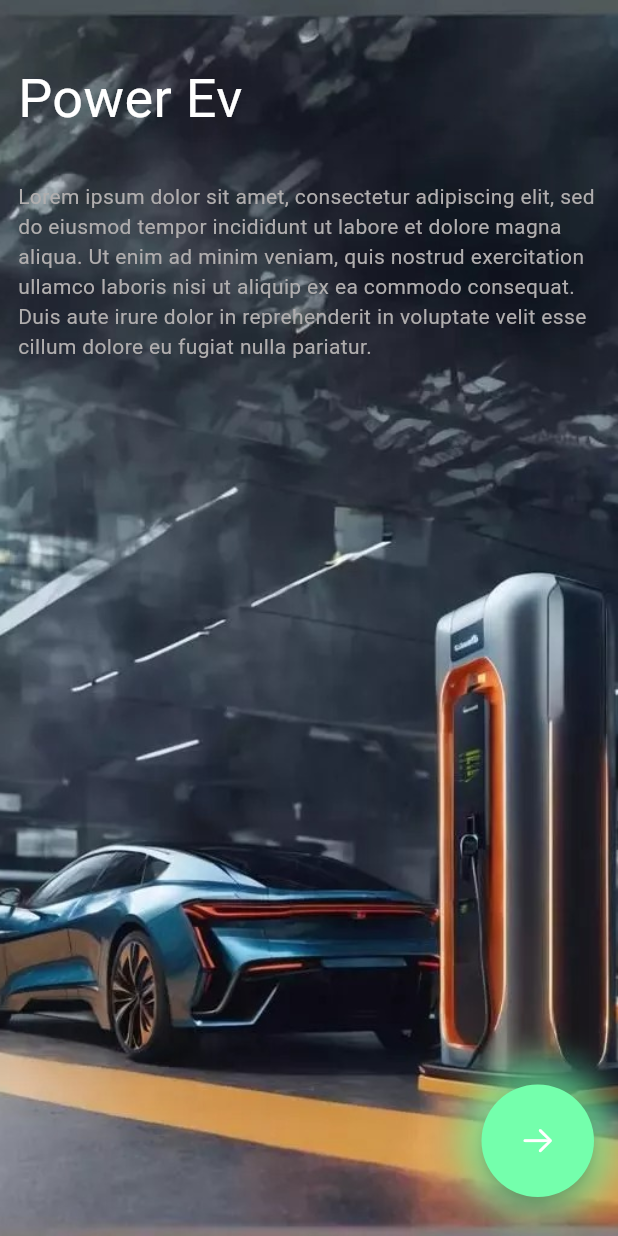
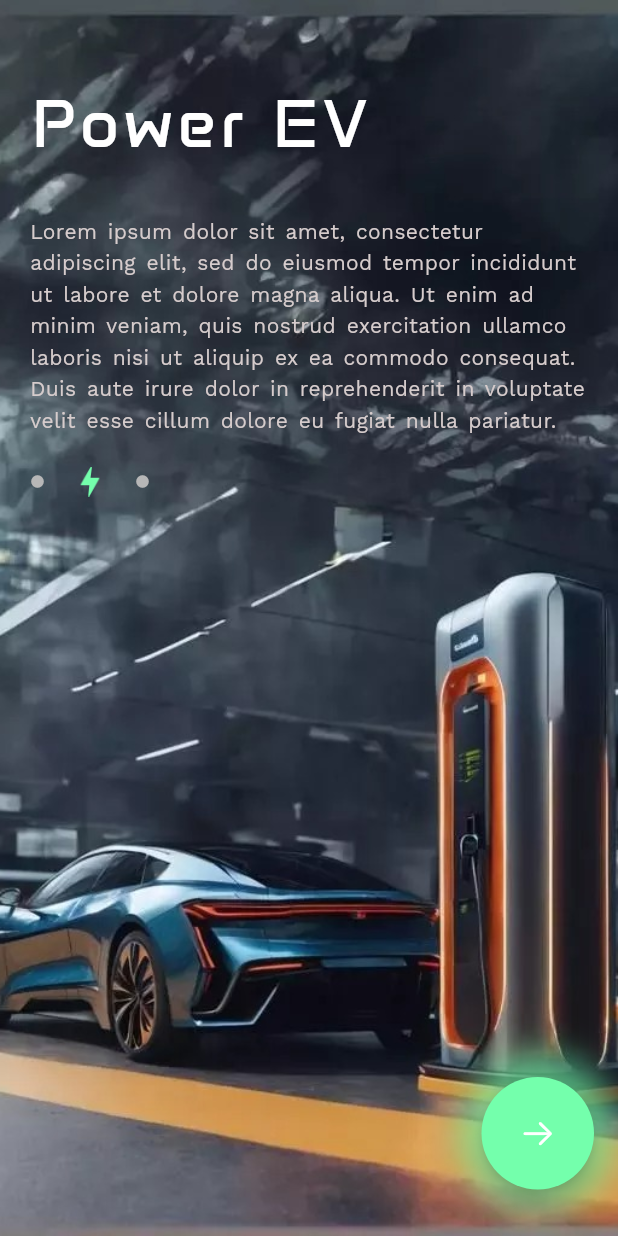
Before and after one commit to priyanshudutta04/PowerEv, a Flutter app: the screen it shows after launch, on a phone screen of 412 x 824 dp. Run offline on Flutter 3.47's test engine with Material 3 defaults, Android fonts, the light colour scheme and no system bars; our stand-ins replace velocity_x.

Commit message:
ui updates

```diff
--- a/lib/pages/get_started.dart
+++ b/lib/pages/get_started.dart
@@ -12,7 +12,7 @@ class GetStarted extends StatelessWidget {
     return  Scaffold(
 
     floatingActionButton:  Padding(
-      padding: const EdgeInsets.only(bottom: 10),
+      padding: const EdgeInsets.only(bottom: 15),
       child: Container(
         height: 75,
         width: 75,
@@ -48,30 +48,60 @@ class GetStarted extends StatelessWidget {
             crossAxisAlignment: CrossAxisAlignment.start,
             children: [
               Padding(
-                padding: const EdgeInsets.only(left: 12,top: 40,bottom: 20),
+                padding: const EdgeInsets.only(left: 20,top: 50,bottom: 20),
                 child: Container(
                   decoration: BoxDecoration(
                     color: Colors.transparent
                   ),
                   child: Text(
-                    "Power Ev",
-                    style: TextStyle(fontSize: 36, color: Colors.white,),
+                    "Power EV",
+                    style: TextStyle(fontSize: 45, color: Colors.white,fontFamily: 'Anta',letterSpacing: 3),
                   ),
                 ),
               ),
 
               Padding(
-                padding: const EdgeInsets.symmetric(horizontal: 12,vertical: 10),
+                padding: const EdgeInsets.symmetric(horizontal: 20,vertical: 10),
                 child: Container(
                   decoration: BoxDecoration(
                     color: Colors.transparent
                   ),
                   child: Text(
                     "Lorem ipsum dolor sit amet, consectetur adipiscing elit, sed do eiusmod tempor incididunt ut labore et dolore magna aliqua. Ut enim ad minim veniam, quis nostrud exercitation ullamco laboris nisi ut aliquip ex ea commodo consequat. Duis aute irure dolor in reprehenderit in voluptate velit esse cillum dolore eu fugiat nulla pariatur.",
-                    style: TextStyle(fontSize: 14, color: Color.fromARGB(255, 177, 174, 174),),
+                    style: TextStyle(
+                      fontSize: 14,
+                      color: Color.fromARGB(255, 214, 204, 204),
+                      fontFamily: 'FontMain',
+                        height: 1.5,
+                        wordSpacing: 2.0,
+                    ),
                   ),
                 ),
               ),
+
+              const SizedBox(height: 10,),
+
+              Padding(
+                padding: const EdgeInsets.symmetric(horizontal:20),
+                child: Row(children: [
+                  Container(
+                      height: 20,
+                      child: Icon(Icons.circle,size: 10,color: Color.fromARGB(255, 183, 183, 183),),
+                  ),
+                  const SizedBox(width: 20,),
+                  Container(
+                      height: 20,
+                      child: Image.asset("assets/icons/flash.png"),
+                  ),
+                  const SizedBox(width: 20,),
+                   Container(
+                      height: 20,
+                      child: Icon(Icons.circle,size: 10,color: Color.fromARGB(255, 183, 183, 183),),
+                  ),
+
+
+                ],),
+              )
 
 
             ],
--- a/lib/utils/themes.dart
+++ b/lib/utils/themes.dart
@@ -24,6 +24,7 @@ class MyThemes {
         elevation: 0.0,
         iconTheme: IconThemeData(color: Colors.deepPurple),
       )
+
     );
 
   static final darkTheme = ThemeData(
```
Also changed, not shown: pubspec.yaml (+11 -14 lines), assets/google_fonts/Anta-Regular.ttf (added), assets/google_fonts/WorkSans-Italic-VariableFont_wght.ttf (added), assets/google_fonts/WorkSans-VariableFont_wght.ttf (added), assets/icons/electric-car.png (added), assets/icons/flash.png (added), pubspec.lock.
